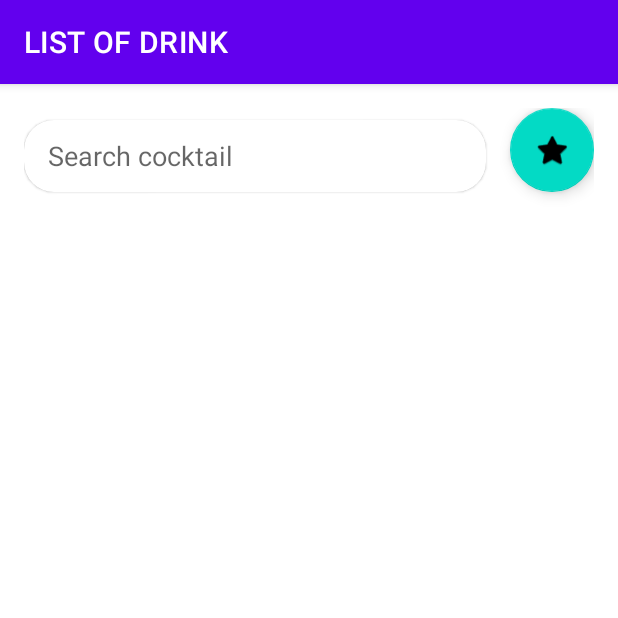
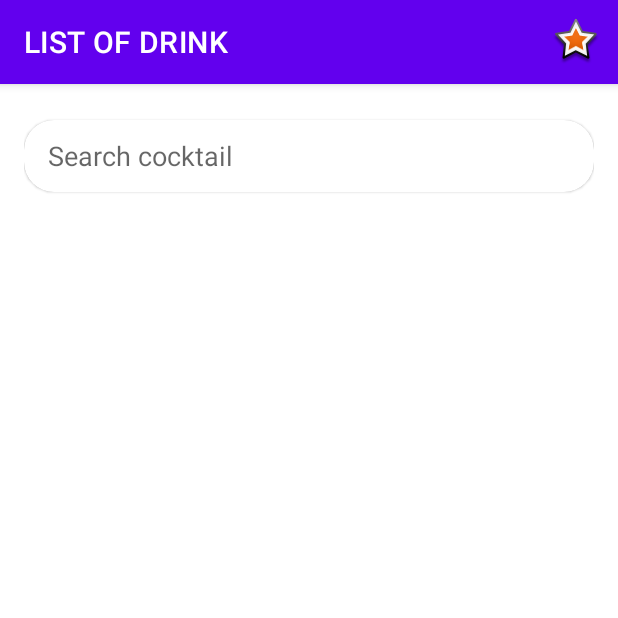
Before and after one commit to felixrp74/drink, an Android app: the screen it shows after launch (MainActivity), on a phone screen of 412 x 824 dp, the top half of it. Run offline under Robolectric (Android 15) with nearby library versions, the phone set to English and light mode, and no system bars; our stand-ins replace Room's generated code, navigation-ui; 1 statement that could not run was skipped.

Commit message:
click favorite button from menubar

```diff
--- a/app/build.gradle
+++ b/app/build.gradle
@@ -3,6 +3,7 @@ plugins {
     id 'org.jetbrains.kotlin.android'
     id "kotlin-parcelize"
     id "kotlin-kapt"
+
 }
 
 android {
@@ -75,6 +76,9 @@ dependencies {
     //wspie refresh layout
     implementation "androidx.swiperefreshlayout:swiperefreshlayout:1.1.0"
 
+    // Kotlin
+    implementation("androidx.activity:activity-ktx:1.5.1")
+
     testImplementation 'junit:junit:4.13.2'
     androidTestImplementation 'androidx.test.ext:junit:1.1.3'
     androidTestImplementation 'androidx.test.espresso:espresso-core:3.4.0'
--- a/app/src/main/java/com/example/drinks/MainActivity.kt
+++ b/app/src/main/java/com/example/drinks/MainActivity.kt
@@ -18,7 +18,7 @@ class MainActivity : AppCompatActivity() {
         setContentView(binding.root)
 
         navController = findNavController(R.id.nav_host_fragment)
-        NavigationUI.setupActionBarWithNavController(this, navController)
+        NavigationUI.setupActionBarWithNavController(this@MainActivity, navController)
     }
 
     override fun onSupportNavigateUp(): Boolean {
--- a/app/src/main/java/com/example/drinks/ui/MainFragment.kt
+++ b/app/src/main/java/com/example/drinks/ui/MainFragment.kt
@@ -2,13 +2,14 @@ package com.example.drinks.ui
 
 import android.os.Bundle
 import android.util.Log
+import android.view.*
 import androidx.fragment.app.Fragment
-import android.view.LayoutInflater
-import android.view.View
-import android.view.ViewGroup
 import android.widget.SearchView
 import android.widget.Toast
+import androidx.core.view.MenuHost
+import androidx.core.view.MenuProvider
 import androidx.fragment.app.viewModels
+import androidx.lifecycle.Lifecycle
 import androidx.navigation.fragment.findNavController
 import androidx.recyclerview.widget.DividerItemDecoration
 import androidx.recyclerview.widget.LinearLayoutManager
@@ -36,6 +37,7 @@ class MainFragment : Fragment(), MainAdapter.ItemClickListener {
     // This property is only valid between onCreateView and onDestroyView.
     private val binding get() = _binding!!
 
+
     override fun onCreateView(
         inflater: LayoutInflater, container: ViewGroup?,
         savedInstanceState: Bundle?
@@ -45,6 +47,7 @@ class MainFragment : Fragment(), MainAdapter.ItemClickListener {
         return binding.root
     }
 
+
     override fun onViewCreated(view: View, savedInstanceState: Bundle?) {
         super.onViewCreated(view, savedInstanceState)
 
@@ -52,9 +55,39 @@ class MainFragment : Fragment(), MainAdapter.ItemClickListener {
         setupSearchView()
         setupObservers()
 
-        binding.btnFavoriteDrinks.setOnClickListener {
-            findNavController().navigate(R.id.action_mainFragment2_to_favoriteFragment)
-        }
+//        binding.btnFavoriteDrinks.setOnClickListener {
+//            findNavController().navigate(R.id.action_mainFragment2_to_favoriteFragment)
+//        }
+
+        //=========================================
+        // The usage of an interface lets you inject your own implementation
+        val menuHost: MenuHost = requireActivity()
+
+        // Add menu items without using the Fragment Menu APIs
+        // Note how we can tie the MenuProvider to the viewLifecycleOwner
+        // and an optional Lifecycle.State (here, RESUMED) to indicate when
+        // the menu should be visible
+        menuHost.addMenuProvider(object : MenuProvider {
+            override fun onCreateMenu(menu: Menu, menuInflater: MenuInflater) {
+                // Add menu items here
+                menuInflater.inflate(R.menu.menubar, menu)
+            }
+
+            override fun onMenuItemSelected(menuItem: MenuItem): Boolean {
+                // Handle the menu selection
+                when(menuItem.itemId){
+
+                    R.id.action_favorite ->  {
+                            findNavController().navigate(R.id.action_mainFragment2_to_favoriteFragment)
+
+
+                    }
+
+                }
+                return true
+            }
+        }, viewLifecycleOwner, Lifecycle.State.RESUMED)
+        //=========================================
 
         setSwipe()
     }
@@ -121,7 +154,7 @@ class MainFragment : Fragment(), MainAdapter.ItemClickListener {
         )
     }
 
-    override fun onClickDrink(drink: Drink, position:Int) {
+    override fun onClickDrink(drink: Drink, position:Int,itemView: View) {
         val bundle = Bundle()
         bundle.putParcelable("drink", drink)
         findNavController().navigate(R.id.action_mainFragment2_to_detailDrinkFragment2, bundle)
@@ -131,4 +164,22 @@ class MainFragment : Fragment(), MainAdapter.ItemClickListener {
         super.onDestroyView()
         _binding = null
     }
+/*
+    override fun onCreateMenu(menu: Menu, menuInflater: MenuInflater) {
+        menuInflater.inflate(R.menu.menubar, menu)
+    }
+
+    override fun onMenuItemSelected(menuItem: MenuItem): Boolean {
+        when(menuItem.itemId){
+
+            R.id.action_favorite ->  binding.btnFavoriteDrinks.setOnClickListener {
+                findNavController().navigate(R.id.action_mainFragment2_to_favoriteFragment)
+            }
+
+        }
+
+        return true
+    }
+    */
+
 }
--- a/app/src/main/java/com/example/drinks/ui/viewmodel/MainViewModel.kt
+++ b/app/src/main/java/com/example/drinks/ui/viewmodel/MainViewModel.kt
@@ -36,7 +36,7 @@ class MainViewModel(private val repo: Repo):ViewModel() {
         }
     }
 
-    fun getFavoriteDrinkList()= liveData(Dispatchers.IO) {
+    fun getFavoriteDrinkList() = liveData(Dispatchers.IO) {
         emit(Resource.Loading())
         try {
             emit(repo.getFavoriteDrinkList())
--- a/app/src/main/res/layout/fragment_main.xml
+++ b/app/src/main/res/layout/fragment_main.xml
@@ -7,17 +7,15 @@
     android:padding="16dp"
     tools:context=".ui.MainFragment">
 
-
     <com.google.android.material.card.MaterialCardView
         android:id="@+id/searchViewCard"
         android:layout_width="0dp"
         android:layout_height="wrap_content"
-        android:layout_marginEnd="@dimen/margin_normal"
         android:layout_marginVertical="@dimen/margin_small"
         app:cardCornerRadius="@dimen/search_view_radius"
         android:layout_alignParentTop="true"
         android:layout_alignParentStart="true"
-        android:layout_toStartOf="@+id/btnFavoriteDrinks"
+        android:layout_alignParentEnd="true"
         >
 
         <SearchView
@@ -33,15 +31,6 @@
 
     </com.google.android.material.card.MaterialCardView>
 
-
-    <com.google.android.material.floatingactionbutton.FloatingActionButton
-        android:id="@+id/btnFavoriteDrinks"
-        android:layout_width="wrap_content"
-        android:layout_height="wrap_content"
-        android:src="@android:drawable/btn_star"
-        android:layout_alignParentEnd="true"
-        android:layout_alignParentTop="true"
-        tools:ignore="ContentDescription" />
 
     <include
         android:id="@+id/empty_container"
--- /dev/null
+++ b/app/src/main/res/menu/menubar.xml
@@ -0,0 +1,13 @@
+<?xml version="1.0" encoding="utf-8"?>
+<menu xmlns:android="http://schemas.android.com/apk/res/android"
+    xmlns:app="http://schemas.android.com/apk/res-auto"
+    android:id="@+id/menuId"
+    >
+    <!-- "Mark Favorite", should appear as action button if possible -->
+    <item
+        android:id="@+id/action_favorite"
+        android:icon="@android:drawable/star_big_on"
+        android:title="Favorites"
+        app:showAsAction="ifRoom"/>
+
+</menu>
```
Also changed, not shown: app/src/main/java/com/example/drinks/ui/FavoriteFragment.kt (+19 -3 lines), app/src/main/java/com/example/drinks/ui/MainAdapter.kt (+5 -2 lines), 1 other file.
